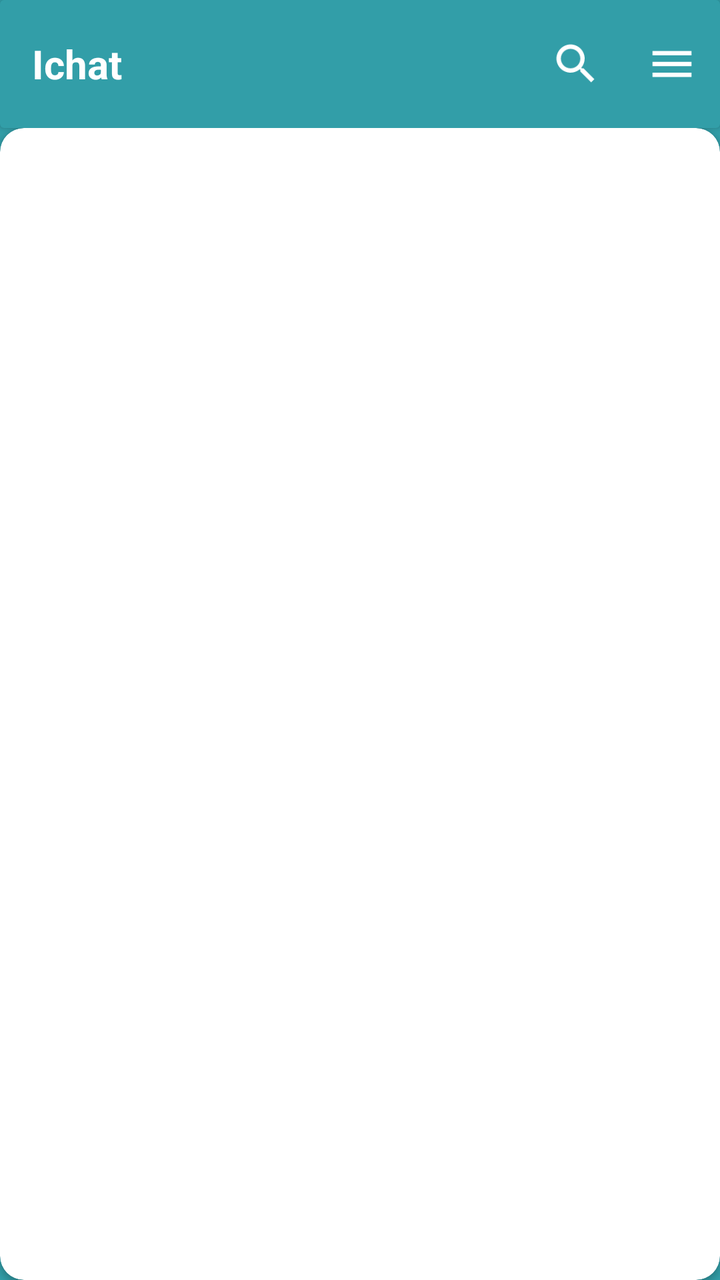
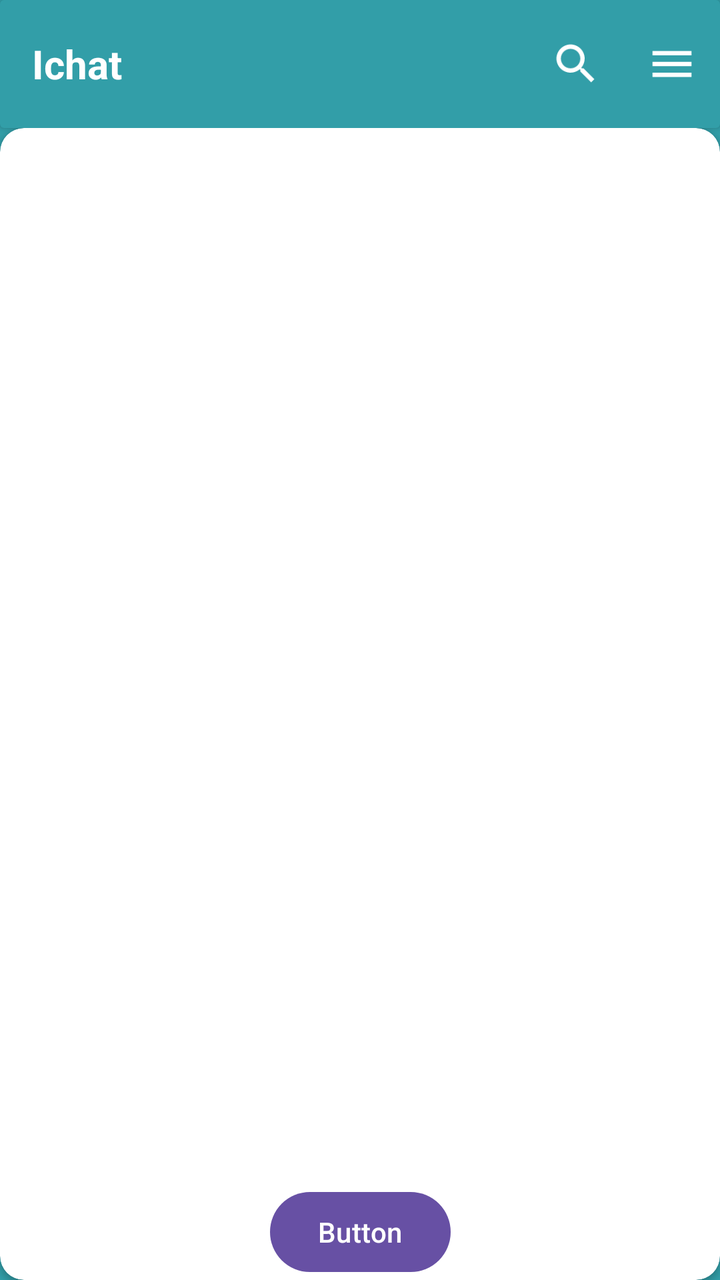

Two renders of the same Android screen: before a commit and after it. Below are the layout's source before the change and the commit's diff.
<!-- AndroidManifest.xml: application theme Theme.ChatApp -->
<!-- res/layout/fragment_main_page.xml -->
<?xml version="1.0" encoding="utf-8"?>
<androidx.constraintlayout.widget.ConstraintLayout xmlns:android="http://schemas.android.com/apk/res/android"
    xmlns:app="http://schemas.android.com/apk/res-auto"
    xmlns:tools="http://schemas.android.com/tools"
    android:layout_width="match_parent"
    android:layout_height="match_parent"
    tools:context=".fragments.MainPage"
    android:background="@color/primary">


    <androidx.cardview.widget.CardView
        android:id="@+id/topAppBar"
        android:layout_width="0dp"
        android:layout_height="64dp"
        app:cardBackgroundColor="@color/primary"
        app:layout_constraintEnd_toEndOf="parent"
        app:layout_constraintStart_toStartOf="parent"
        app:layout_constraintTop_toTopOf="parent">

        <androidx.constraintlayout.widget.ConstraintLayout
            android:layout_width="match_parent"
            android:layout_height="match_parent">

            <TextView
                style="@style/primaryTextStyleOnBackground"
                android:layout_width="wrap_content"
                android:layout_height="match_parent"
                android:layout_marginStart="16dp"
                android:gravity="center"
                android:text="Ichat"
                android:textStyle="bold"
                android:textSize="20dp"
                app:layout_constraintBottom_toBottomOf="parent"
                app:layout_constraintStart_toStartOf="parent"
                app:layout_constraintTop_toTopOf="parent" />

            <ImageView
                android:id="@+id/menu"
                android:layout_width="48dp"
                android:layout_height="match_parent"
                android:src="@drawable/outline_menu_24"
                android:padding="11dp"
                app:layout_constraintBottom_toBottomOf="parent"
                app:layout_constraintEnd_toEndOf="parent"
                app:layout_constraintTop_toTopOf="parent" />

            <ImageView
                android:id="@+id/userSearch"
                android:layout_width="48dp"
                android:layout_height="match_parent"
                android:src="@drawable/baseline_search_24"
                android:padding="11dp"
                app:layout_constraintBottom_toBottomOf="parent"
                app:layout_constraintEnd_toStartOf="@id/menu"
                app:layout_constraintTop_toTopOf="parent" />


        </androidx.constraintlayout.widget.ConstraintLayout>

    </androidx.cardview.widget.CardView>

    <androidx.cardview.widget.CardView
        android:layout_width="match_parent"
        android:layout_height="0dp"
        app:cardBackgroundColor="@color/background"
        app:cardCornerRadius="12dp"
        android:layout_marginTop="0dp"
        app:layout_constraintTop_toBottomOf="@+id/topAppBar"
        app:layout_constraintEnd_toEndOf="parent"
        app:layout_constraintStart_toStartOf="parent"
        app:layout_constraintBottom_toBottomOf="parent" >

        <androidx.constraintlayout.widget.ConstraintLayout
            android:layout_width="match_parent"
            android:layout_height="match_parent">

            <androidx.recyclerview.widget.RecyclerView
                android:id="@+id/userList"
                android:layout_width="match_parent"
                android:layout_height="match_parent"
                android:layout_marginStart="8dp"
                android:layout_marginTop="8dp"
                android:layout_marginEnd="8dp"
                app:layout_constraintBottom_toBottomOf="parent"
                app:layout_constraintEnd_toEndOf="parent"
                app:layout_constraintStart_toStartOf="parent"
                app:layout_constraintTop_toTopOf="parent" />
        </androidx.constraintlayout.widget.ConstraintLayout>
    </androidx.cardview.widget.CardView>

</androidx.constraintlayout.widget.ConstraintLayout>
<!-- resources referenced by this layout -->
<resources>
  <color name="background">#ffffff</color>
  <color name="primary">#329ea8</color>
  <!-- drawable baseline_search_24 (drawable) -->
  <vector xmlns:android="http://schemas.android.com/apk/res/android" android:height="24dp" android:tint="#FFFFFF" android:viewportHeight="24" android:viewportWidth="24" android:width="24dp">
        
      <path android:fillColor="@android:color/white" android:pathData="M15.5,14h-0.79l-0.28,-0.27C15.41,12.59 16,11.11 16,9.5 16,5.91 13.09,3 9.5,3S3,5.91 3,9.5 5.91,16 9.5,16c1.61,0 3.09,-0.59 4.23,-1.57l0.27,0.28v0.79l5,4.99L20.49,19l-4.99,-5zM9.5,14C7.01,14 5,11.99 5,9.5S7.01,5 9.5,5 14,7.01 14,9.5 11.99,14 9.5,14z"/>
      
  </vector>
  <!-- drawable outline_menu_24 (drawable) -->
  <vector xmlns:android="http://schemas.android.com/apk/res/android" android:height="24dp" android:tint="#FFFFFF" android:viewportHeight="960" android:viewportWidth="960" android:width="24dp">
        
      <path android:fillColor="@android:color/white" android:pathData="M120,720L120,640L840,640L840,720L120,720ZM120,520L120,440L840,440L840,520L120,520ZM120,320L120,240L840,240L840,320L120,320Z"/>
      
  </vector>
  <style name="primaryTextStyleOnBackground">
          <item name="android:textSize">14sp</item>
          <item name="android:textColor">@color/white</item>
          <item name="fontFamily">@font/hostgrotesk</item>
      </style>
  <style name="Theme.ChatApp" parent="Base.Theme.ChatApp" />
  <color name="white">#FFFFFFFF</color>
  <style name="Base.Theme.ChatApp" parent="Theme.Material3.DayNight.NoActionBar">
          
          
      </style>
</resources>

<!-- the commit's change to res/layout/fragment_main_page.xml (unified diff, before → after) -->
@@ -62,17 +62,26 @@
     <androidx.cardview.widget.CardView
         android:layout_width="match_parent"
         android:layout_height="0dp"
+        android:visibility="visible"
         app:cardBackgroundColor="@color/background"
         app:cardCornerRadius="12dp"
-        android:layout_marginTop="0dp"
-        app:layout_constraintTop_toBottomOf="@+id/topAppBar"
+        app:layout_constraintBottom_toBottomOf="parent"
         app:layout_constraintEnd_toEndOf="parent"
         app:layout_constraintStart_toStartOf="parent"
-        app:layout_constraintBottom_toBottomOf="parent" >
+        app:layout_constraintTop_toBottomOf="@+id/topAppBar">
 
         <androidx.constraintlayout.widget.ConstraintLayout
             android:layout_width="match_parent"
             android:layout_height="match_parent">
+
+            <Button
+                android:id="@+id/button"
+                android:layout_width="wrap_content"
+                android:layout_height="wrap_content"
+                android:text="Button"
+                app:layout_constraintBottom_toBottomOf="parent"
+                app:layout_constraintEnd_toEndOf="parent"
+                app:layout_constraintStart_toStartOf="parent" />
 
             <androidx.recyclerview.widget.RecyclerView
                 android:id="@+id/userList"
